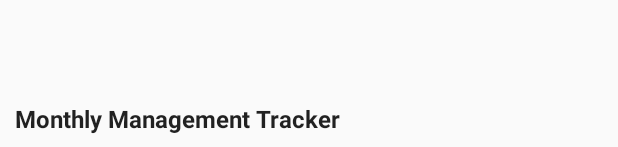
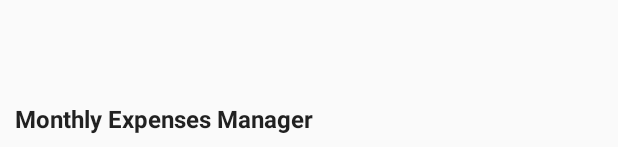
Before and after one commit to eusan91/ManejoGastosMensuales, an Android app: the layout header_navigation_drawer.xml on its own in the app's theme, with its tools: preview values and no code run, on a phone screen of 412 x 824 dp. Shown: the part 1086-1233 px from the top of the screen. Run offline under Robolectric (Android 15) with nearby library versions, the phone set to English and light mode, and no system bars.

Commit message:
icon update

```diff
--- a/app/src/main/res/values/strings.xml
+++ b/app/src/main/res/values/strings.xml
@@ -40,7 +40,7 @@
     <string name="fragment_history_item_total_label">Total</string>
     <string name="fragment_last_month_total_label">Total</string>
     <string name="Main_fragment_total_label">Total</string>
-    <string name="nav_view_text_header">Monthly Management Tracker</string>
+    <string name="nav_view_text_header">Monthly Expenses Manager</string>
     <string name="dialog_create_category_color_label">Select a background color:</string>
     <string name="dialog_Create_category_name_hint">Category Name</string>
     <string name="dialog_color_picker_title">Choose color</string>
```
Also changed, not shown: app/src/main/ic_launcher-web.png, app/src/main/res/drawable/under_construct.jpg (deleted), app/src/main/res/mipmap-hdpi/ic_launcher.png, app/src/main/res/mipmap-mdpi/ic_launcher.png, app/src/main/res/mipmap-xhdpi/ic_launcher.png, app/src/main/res/mipmap-xxhdpi/ic_launcher.png, app/src/main/res/mipmap-xxxhdpi/ic_launcher.png, 2 other files.
